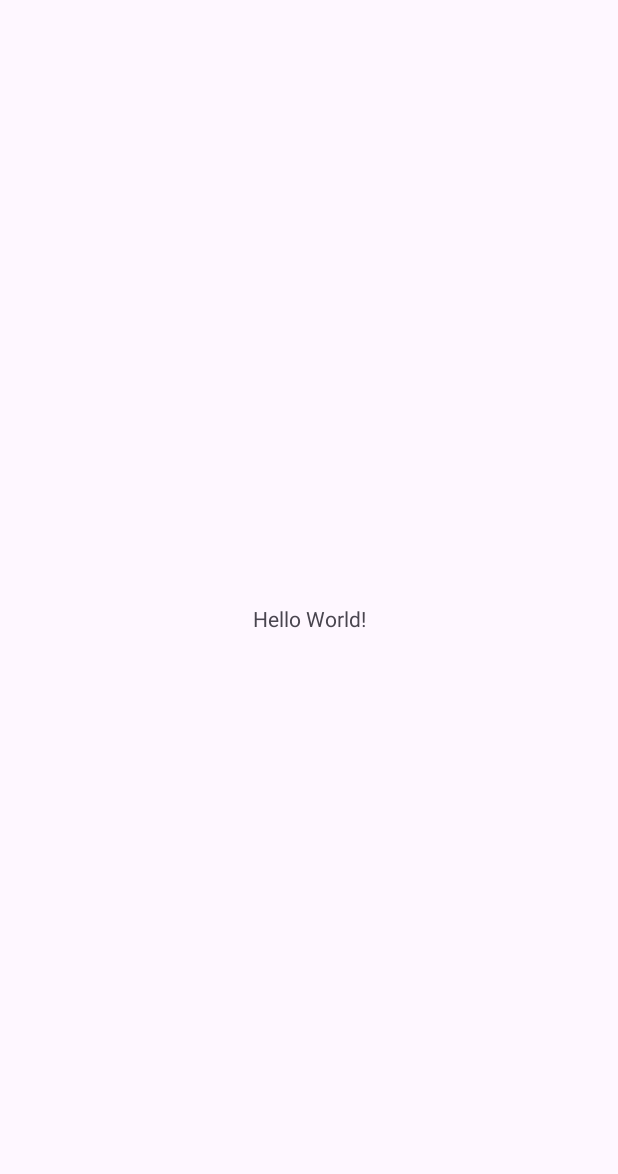
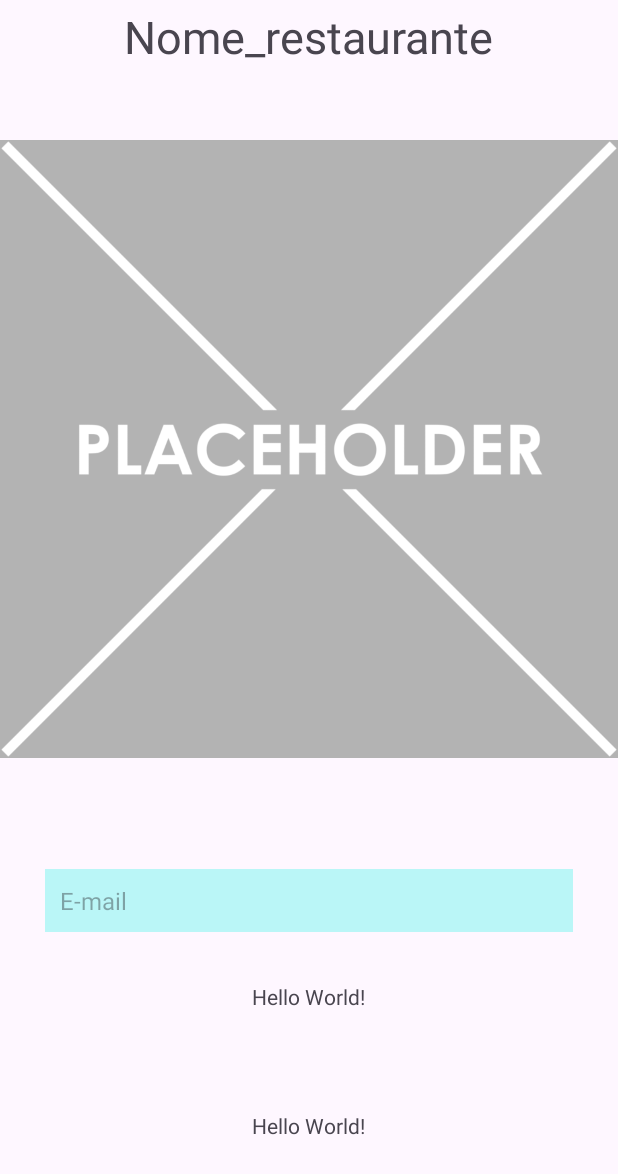
Before and after one commit to John-The-Fox/cardapio, an Android app: the screen it shows after launch (MainActivity), on a phone screen of 412 x 824 dp. Before the commit the part shown is almost empty. Shown: the top 1174 px of the screen. Run offline under Robolectric (Android 15) with nearby library versions, the light colour scheme and no system bars.

Commit message:
save before leaving lab

```diff
--- a/app/src/main/res/layout/activity_main.xml
+++ b/app/src/main/res/layout/activity_main.xml
@@ -1,19 +1,75 @@
 <?xml version="1.0" encoding="utf-8"?>
-<androidx.constraintlayout.widget.ConstraintLayout xmlns:android="http://schemas.android.com/apk/res/android"
+<LinearLayout xmlns:android="http://schemas.android.com/apk/res/android"
     xmlns:app="http://schemas.android.com/apk/res-auto"
     xmlns:tools="http://schemas.android.com/tools"
     android:id="@+id/main"
     android:layout_width="match_parent"
     android:layout_height="match_parent"
-    tools:context=".MainActivity">
+    android:orientation="vertical"
+    tools:context=".MainActivity"
+    android:padding="30dp">
+
+    <LinearLayout
+        android:layout_width="match_parent"
+        android:layout_height="0dp"
+        android:layout_weight="2"
+        android:orientation="vertical">
 
     <TextView
         android:layout_width="wrap_content"
-        android:layout_height="wrap_content"
-        android:text="Hello World!"
-        app:layout_constraintBottom_toBottomOf="parent"
+        android:layout_height="0dp"
+        android:text="Nome_restaurante"
+        android:layout_weight="1"
+        android:textSize="30dp"
+        android:layout_gravity="center"
+        android:gravity="center"/>
+
+    <ImageView
+        android:id="@+id/logo"
+        android:layout_width="match_parent"
+        android:layout_height="0dp"
+        android:layout_weight="10"
+        android:adjustViewBounds="true"
+        android:contentDescription="App Logo"
+        android:scaleType="fitCenter"
+        android:src="@drawable/logo_app"
+        android:layout_gravity="center_horizontal"
         app:layout_constraintEnd_toEndOf="parent"
         app:layout_constraintStart_toStartOf="parent"
         app:layout_constraintTop_toTopOf="parent" />
+    </LinearLayout>
 
-</androidx.constraintlayout.widget.ConstraintLayout>
+    <LinearLayout
+        android:layout_width="match_parent"
+        android:layout_height="0dp"
+        android:layout_weight="1"
+        android:orientation="vertical"
+        android:padding="30dp">
+
+        <EditText
+            android:layout_width="match_parent"
+            android:layout_height="wrap_content"
+            android:hint="E-mail"
+            android:inputType="textEmailAddress"
+            android:background="@color/blueSerenity"
+            android:textSize="16sp"
+            android:padding="10dp" />
+
+        <TextView
+            android:layout_width="wrap_content"
+            android:layout_height="0dp"
+            android:text="Hello World!"
+            android:layout_weight="1"
+            android:layout_gravity="center_horizontal"
+            android:gravity="center"/>
+
+        <TextView
+            android:layout_width="wrap_content"
+            android:layout_height="0dp"
+            android:text="Hello World!"
+            android:layout_weight="1"
+            android:layout_gravity="center_horizontal"
+            android:gravity="center"/>
+    </LinearLayout>
+
+</LinearLayout>
--- a/app/src/main/res/values/colors.xml
+++ b/app/src/main/res/values/colors.xml
@@ -2,4 +2,6 @@
 <resources>
     <color name="black">#FF000000</color>
     <color name="white">#FFFFFFFF</color>
+    <color name="blueGray">#FF6565bf</color>
+    <color name="blueSerenity">#FFbaf6f7</color>
 </resources>
```
Also changed, not shown: app/src/main/res/drawable/logo_app.png (added).
